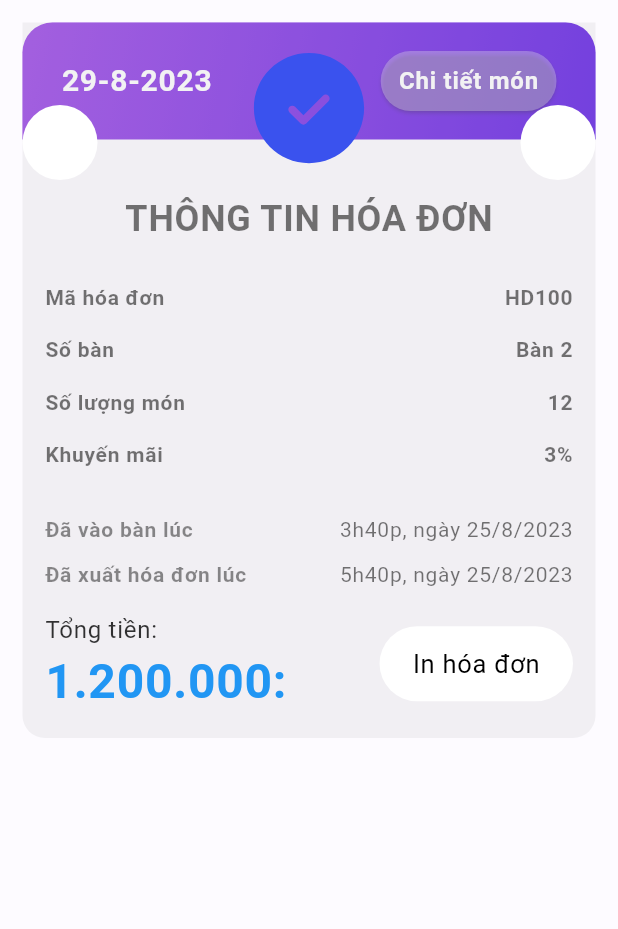
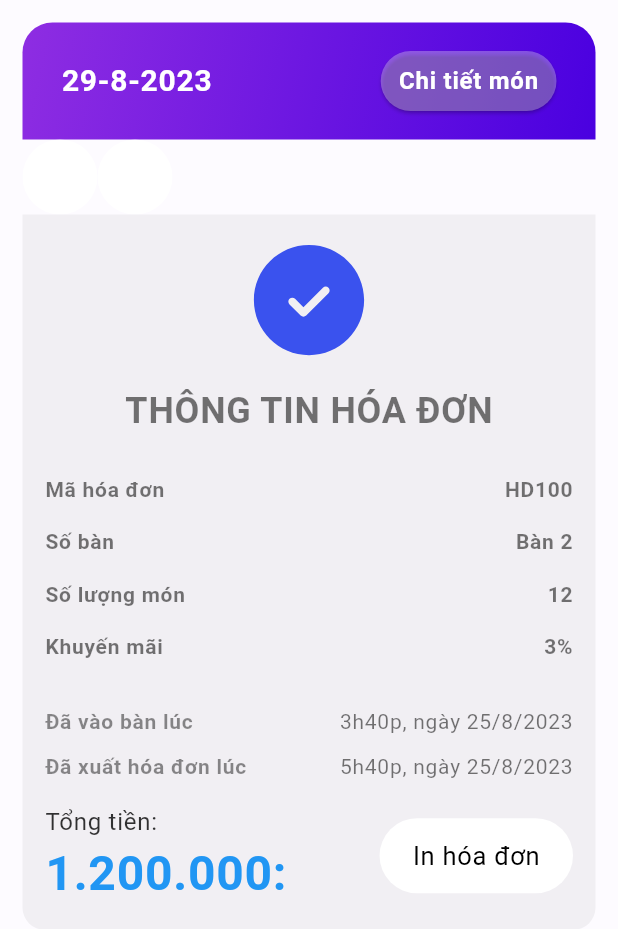
Before and after one commit to ThangStar/AZFood, a Flutter app: the BillScreen screen opened directly, on a phone screen of 412 x 824 dp. Shown: the top 929 px of the screen. Run offline on Flutter 3.47's test engine with Material 2 defaults, Android fonts, the light colour scheme and no system bars; our stand-ins replace bloc, dio, equatable, flutter_animate, flutter_bloc, flutter_svg and 2 more; accounts and stored records are empty.

Commit message:
update bill

```diff
--- a/front_end/lib/main.dart
+++ b/front_end/lib/main.dart
@@ -1,5 +1,5 @@
 import 'package:flutter/material.dart';
-import 'package:restaurant_manager_app/ui/screens/home/home_screen.dart';
+import 'package:restaurant_manager_app/ui/screens/bill/bill_screen.dart';
 import 'package:restaurant_manager_app/ui/screens/intro/splash_screen.dart';
 import 'package:flutter_bloc/flutter_bloc.dart';
 import 'package:restaurant_manager_app/ui/blocs/auth/authentication_bloc.dart';
@@ -28,7 +28,7 @@ class MyApp extends StatelessWidget {
             colorScheme: lightColorScheme,
             textTheme: textTheme(context)),
         // darkTheme: ThemeData(useMaterial3: true, colorScheme: darkColorScheme),
-        home:  HomeScreen(),
+        home:  BillScreen(),
       ),
     );
   }
--- a/front_end/lib/ui/screens/bill/bill_screen.dart
+++ b/front_end/lib/ui/screens/bill/bill_screen.dart
@@ -10,44 +10,6 @@ class BillScreen extends StatefulWidget {
   State<BillScreen> createState() => _BillScreenState();
 }
 
-class HalfCirclePainter extends CustomPainter {
-  final bool isLeft;
-
-  HalfCirclePainter({required this.isLeft});
-
-  @override
-  void paint(Canvas canvas, Size size) {
-    final paint = Paint()
-      ..color = Colors.white
-      ..style = PaintingStyle.fill;
-
-    final center = Offset(size.width / 2, size.height / 2);
-
-    if (isLeft) {
-      canvas.drawArc(
-        Rect.fromCenter(center: center, width: size.width, height: size.height),
-        0,
-        pi,
-        true,
-        paint,
-      );
-    } else {
-      canvas.drawArc(
-        Rect.fromCenter(center: center, width: size.width, height: size.height),
-        -pi,
-        pi,
-        true,
-        paint,
-      );
-    }
-  }
-
-  @override
-  bool shouldRepaint(CustomPainter oldDelegate) {
-    return false;
-  }
-}
-
 class _BillScreenState extends State<BillScreen> {
   @override
   Widget build(BuildContext context) {
@@ -56,59 +18,58 @@ class _BillScreenState extends State<BillScreen> {
         padding: const EdgeInsets.all(15.0),
         child: Column(
           children: [
-            Stack(
+            Stack(children: [
+              Column(
                 children: [
-                Container(
-                  decoration: const BoxDecoration(
-                    gradient: LinearGradient(
-                      colors: [Color(0XFF8E2DE2), Color(0XFF4A00E0)],
-                      begin: Alignment.topLeft,
-                      end: Alignment.bottomRight,
-                    ),
-                    borderRadius: BorderRadius.only(
-                      topLeft: Radius.circular(20.0),
-                      topRight: Radius.circular(20.0),
+                  const HeaderBill(),
+                  Positioned(
+                    top: 0,
+                    left: 0,
+                    child: Row(
+                      children: [
+                        ClipOval(
+                          child: Container(
+                            width: 50,
+                            height: 50,
+                            color: const Color.fromARGB(255, 255, 255, 255),
                           ),
                         ),
-                  child: Padding(
-                    padding: const EdgeInsets.symmetric(
-                        horizontal: 26, vertical: 15),
-                    child: Row(
-                      mainAxisAlignment: MainAxisAlignment.spaceBetween,
-                      children: [
-                        const Text('29-8-2023',
-                            style: TextStyle(
-                                fontSize: 20,
-                                color: Colors.white,
-                                fontWeight: FontWeight.bold)),
-                        ElevatedButton(
-                          onPressed: () {},
-                          style: ElevatedButton.styleFrom(
-                            backgroundColor: Colors.white.withOpacity(0.3),
-                            padding: const EdgeInsets.symmetric(
-                                vertical: 6, horizontal: 12),
+                        ClipOval(
+                          child: Container(
+                            width: 50,
+                            height: 50,
+                            color: const Color.fromARGB(255, 255, 255, 255),
                           ),
-                          child: const Text(
-                            'Chi tiết món',
-                            style: TextStyle(
-                                fontSize: 16,
-                                color: Colors.white,
-                                fontWeight: FontWeight.bold),
                         ),
-                        )
                       ],
                     ),
                   ),
+                  const BodyBill(),
+                ],
               ),
-                Container(
+            ]),
+          ],
+        ),
+      ),
+    );
+  }
+}
+
+class BodyBill extends StatelessWidget {
+  const BodyBill({
+    super.key,
+  });
+
+  @override
+  Widget build(BuildContext context) {
+    return Container(
       decoration: BoxDecoration(
-                    color: Color(0XFFD4D4D8).withOpacity(0.3),
+        color: const Color(0XFFD4D4D8).withOpacity(0.3),
         borderRadius: const BorderRadius.only(
           bottomLeft: Radius.circular(15.0),
           bottomRight: Radius.circular(15.0),
         ),
       ),
-                  width: double.infinity,
       child: Column(
         mainAxisAlignment: MainAxisAlignment.center,
         children: [
@@ -224,8 +185,7 @@ class _BillScreenState extends State<BillScreen> {
                     ),
                     Text(
                       '3h40p, ngày 25/8/2023',
-                                  style: TextStyle(
-                                      fontSize: 14, color: Colors.black54),
+                      style: TextStyle(fontSize: 14, color: Colors.black54),
                     ),
                   ],
                 ),
@@ -242,8 +202,7 @@ class _BillScreenState extends State<BillScreen> {
                     ),
                     Text(
                       '5h40p, ngày 25/8/2023',
-                                  style: TextStyle(
-                                      fontSize: 14, color: Colors.black54),
+                      style: TextStyle(fontSize: 14, color: Colors.black54),
                     ),
                   ],
                 ),
@@ -271,12 +230,11 @@ class _BillScreenState extends State<BillScreen> {
                       onPressed: () {},
                       style: TextButton.styleFrom(
                         foregroundColor: Colors.black,
-                                    backgroundColor:
-                                        Colors.white, // Màu chữ đen
+                        backgroundColor: Colors.white, // Màu chữ đen
                       ),
                       child: const Padding(
-                                    padding: EdgeInsets.symmetric(
-                                        horizontal: 10, vertical: 5),
+                        padding:
+                            EdgeInsets.symmetric(horizontal: 10, vertical: 5),
                         child: Text(
                           'In hóa đơn',
                           style: TextStyle(fontSize: 17),
@@ -294,32 +252,53 @@ class _BillScreenState extends State<BillScreen> {
           ),
         ],
       ),
+    );
+  }
+}
+
+class HeaderBill extends StatelessWidget {
+  const HeaderBill({
+    super.key,
+  });
+
+  @override
+  Widget build(BuildContext context) {
+    return Container(
+      decoration: const BoxDecoration(
+        gradient: LinearGradient(
+          colors: [Color(0XFF8E2DE2), Color(0XFF4A00E0)],
+          begin: Alignment.topLeft,
+          end: Alignment.bottomRight,
         ),
-                Positioned(
-                  left: 0,
-                  top: 55,
-                  child: Container(
-                    width: 50,
-                    height: 50,
-                    decoration: const BoxDecoration(
-                      color: Colors.white,
-                      shape: BoxShape.circle,
+        borderRadius: BorderRadius.only(
+          topLeft: Radius.circular(20.0),
+          topRight: Radius.circular(20.0),
         ),
       ),
+      child: Padding(
+        padding: const EdgeInsets.symmetric(horizontal: 26, vertical: 15),
+        child: Row(
+          mainAxisAlignment: MainAxisAlignment.spaceBetween,
+          children: [
+            const Text('29-8-2023',
+                style: TextStyle(
+                    fontSize: 20,
+                    color: Colors.white,
+                    fontWeight: FontWeight.bold)),
+            ElevatedButton(
+              onPressed: () {},
+              style: ElevatedButton.styleFrom(
+                backgroundColor: Colors.white.withOpacity(0.3),
+                padding:
+                    const EdgeInsets.symmetric(vertical: 6, horizontal: 12),
               ),
-                Positioned(
-                  right: 0,
-                  top: 55,
-                  child: Container(
-                    width: 50,
-                    height: 50,
-                    decoration: const BoxDecoration(
+              child: const Text(
+                'Chi tiết món',
+                style: TextStyle(
+                    fontSize: 16,
                     color: Colors.white,
-                      shape: BoxShape.circle,
+                    fontWeight: FontWeight.bold),
               ),
-                  ),
-                ),
-              ],
             )
           ],
         ),
```
Lines whose indentation alone changed are shown as unchanged.
